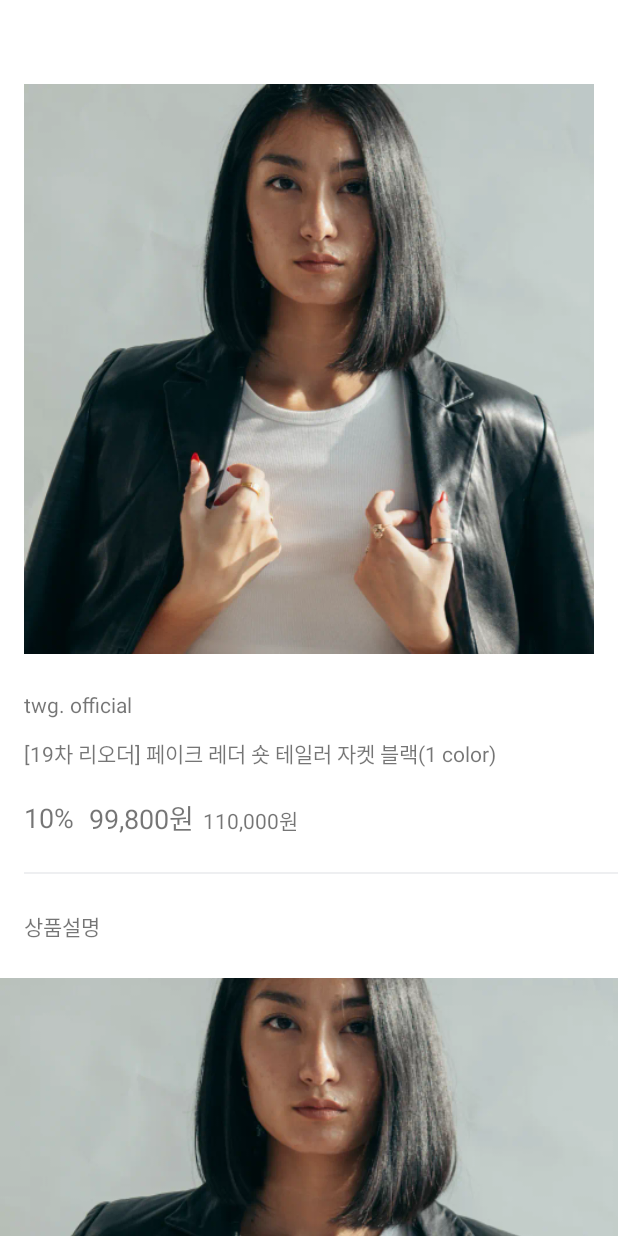
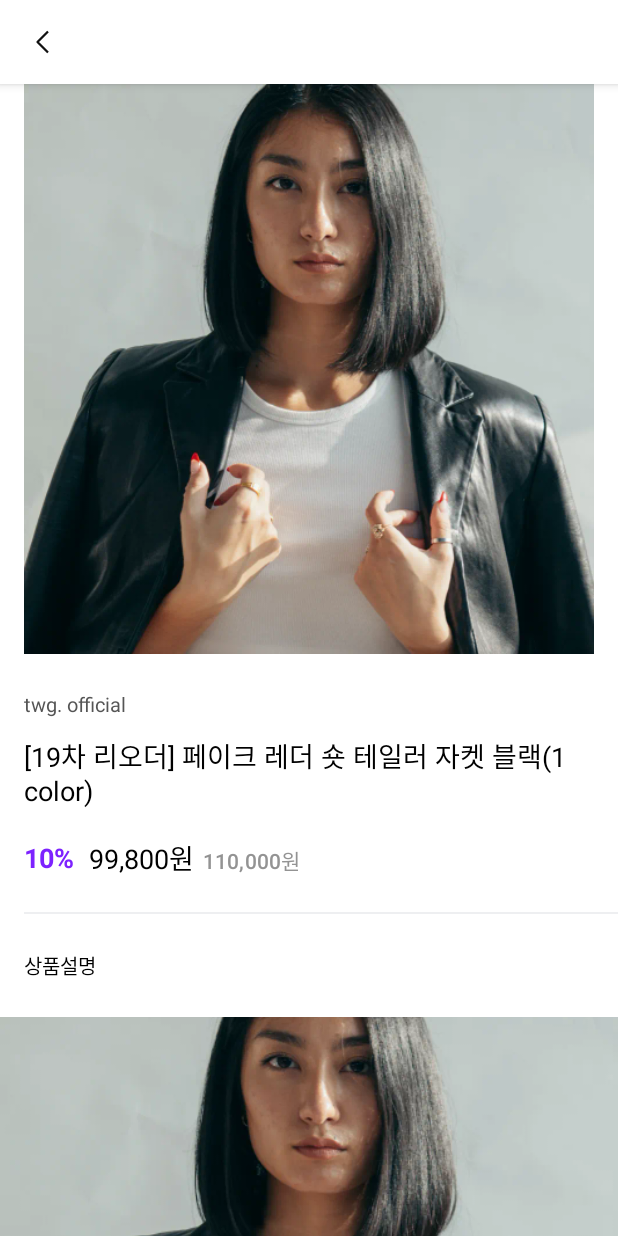
Before and after one commit to ltbl0528/shoppi-android, an Android app: the layout activity_product_detail.xml on its own in the app's theme, with its tools: preview values and no code run, on a phone screen of 412 x 824 dp. Run offline under Robolectric (Android 15) with nearby library versions, the phone set to English and light mode, and no system bars.

Commit message:
App Color & Theme 수정 및 상품 상세화면 UI 구현

```diff
--- /dev/null
+++ b/app/src/main/res/drawable/ic_gnb_back.xml
@@ -0,0 +1,13 @@
+<vector xmlns:android="http://schemas.android.com/apk/res/android"
+    android:width="24dp"
+    android:height="24dp"
+    android:viewportWidth="24"
+    android:viewportHeight="24">
+  <path
+      android:pathData="m16,5 l-7,7 7,7.005"
+      android:strokeLineJoin="round"
+      android:strokeWidth="1.5"
+      android:fillColor="#00000000"
+      android:strokeColor="#111"
+      android:fillType="evenOdd"/>
+</vector>
--- a/app/src/main/res/layout/activity_product_detail.xml
+++ b/app/src/main/res/layout/activity_product_detail.xml
@@ -1,25 +1,27 @@
 <?xml version="1.0" encoding="utf-8"?>
-<androidx.constraintlayout.widget.ConstraintLayout xmlns:android="http://schemas.android.com/apk/res/android"
+<androidx.coordinatorlayout.widget.CoordinatorLayout xmlns:android="http://schemas.android.com/apk/res/android"
     xmlns:app="http://schemas.android.com/apk/res-auto"
     xmlns:tools="http://schemas.android.com/tools"
     android:layout_width="match_parent"
     android:layout_height="match_parent">
 
-    <androidx.appcompat.widget.Toolbar
-        android:id="@+id/toolbar_product_detail"
-        android:layout_width="0dp"
+    <com.google.android.material.appbar.AppBarLayout
+        android:layout_width="match_parent"
         android:layout_height="wrap_content"
-        app:layout_constraintEnd_toEndOf="parent"
-        app:layout_constraintStart_toStartOf="parent"
-        app:layout_constraintTop_toTopOf="parent" />
+        android:background="@color/shoppi_white">
+
+        <androidx.appcompat.widget.Toolbar
+            android:id="@+id/toolbar_product_detail"
+            android:layout_width="match_parent"
+            android:layout_height="wrap_content"
+            app:layout_scrollFlags="scroll|enterAlways"
+            app:navigationIcon="@drawable/ic_gnb_back" />
+    </com.google.android.material.appbar.AppBarLayout>
 
     <androidx.core.widget.NestedScrollView
-        android:layout_width="0dp"
-        android:layout_height="0dp"
-        app:layout_constraintBottom_toBottomOf="parent"
-        app:layout_constraintEnd_toEndOf="parent"
-        app:layout_constraintStart_toStartOf="parent"
-        app:layout_constraintTop_toBottomOf="@id/toolbar_product_detail">
+        android:layout_width="match_parent"
+        android:layout_height="match_parent"
+        app:layout_behavior="@string/appbar_scrolling_view_behavior">
 
         <androidx.constraintlayout.widget.ConstraintLayout
             android:layout_width="match_parent"
@@ -40,6 +42,7 @@
 
             <TextView
                 android:id="@+id/tv_product_brand_name"
+                style="@style/TextSubtitle3.Grey03"
                 android:layout_width="0dp"
                 android:layout_height="wrap_content"
                 android:layout_marginStart="16dp"
@@ -52,6 +55,7 @@
 
             <TextView
                 android:id="@+id/tv_product_label"
+                style="@style/TextMedium"
                 android:layout_width="0dp"
                 android:layout_height="wrap_content"
                 android:layout_marginStart="16dp"
@@ -64,28 +68,29 @@
 
             <TextView
                 android:id="@+id/tv_product_discount_rate"
+                style="@style/TextMedium.Purple.Bold"
                 android:layout_width="wrap_content"
                 android:layout_height="wrap_content"
                 android:layout_marginStart="16dp"
                 android:layout_marginTop="20dp"
                 android:text="10%"
-                android:textSize="18sp"
                 app:layout_constraintStart_toStartOf="parent"
                 app:layout_constraintTop_toBottomOf="@+id/tv_product_label" />
 
             <TextView
                 android:id="@+id/tv_product_discount_price"
+                style="@style/TextMedium"
                 android:layout_width="wrap_content"
                 android:layout_height="wrap_content"
                 android:layout_marginStart="10dp"
                 android:text="99,800원"
-                android:textSize="18sp"
                 app:layout_constraintBottom_toBottomOf="@+id/tv_product_discount_rate"
                 app:layout_constraintStart_toEndOf="@+id/tv_product_discount_rate"
                 app:layout_constraintTop_toTopOf="@id/tv_product_discount_rate" />
 
             <TextView
                 android:id="@+id/tv_product_price"
+                style="@style/TextSubtitle2.Grey05"
                 android:layout_width="wrap_content"
                 android:layout_height="wrap_content"
                 android:layout_marginStart="6dp"
@@ -106,6 +111,7 @@
 
             <TextView
                 android:id="@+id/tv_product_detail_image_title"
+                style="@style/TextSubtitle3"
                 android:layout_width="wrap_content"
                 android:layout_height="wrap_content"
                 android:layout_marginStart="16dp"
@@ -131,4 +137,4 @@
         </androidx.constraintlayout.widget.ConstraintLayout>
     </androidx.core.widget.NestedScrollView>
 
-</androidx.constraintlayout.widget.ConstraintLayout>
+</androidx.coordinatorlayout.widget.CoordinatorLayout>
--- a/app/src/main/res/values-night/themes.xml
+++ b/app/src/main/res/values-night/themes.xml
@@ -1,14 +1,14 @@
 <resources xmlns:tools="http://schemas.android.com/tools">
     <!-- Base application theme. -->
-    <style name="Theme.Shoppiandroid" parent="Theme.MaterialComponents.DayNight.DarkActionBar">
+    <style name="Theme.Shoppiandroid" parent="Theme.MaterialComponents.DayNight.NoActionBar">
         <!-- Primary brand color. -->
-        <item name="colorPrimary">@color/purple_200</item>
-        <item name="colorPrimaryVariant">@color/purple_700</item>
-        <item name="colorOnPrimary">@color/black</item>
+        <item name="colorPrimary">@color/shoppi_purple</item>
+        <item name="colorPrimaryVariant">@color/shoppi_gradient_purple</item>
+        <item name="colorOnPrimary">@color/shoppi_black_01</item>
         <!-- Secondary brand color. -->
-        <item name="colorSecondary">@color/teal_200</item>
-        <item name="colorSecondaryVariant">@color/teal_200</item>
-        <item name="colorOnSecondary">@color/black</item>
+        <item name="colorSecondary">@color/shoppi_pink_01</item>
+        <item name="colorSecondaryVariant">@color/shoppi_pink_02</item>
+        <item name="colorOnSecondary">@color/shoppi_black_01</item>
         <!-- Status bar color. -->
         <item name="android:statusBarColor" tools:targetApi="l">?attr/colorPrimaryVariant</item>
         <!-- Customize your theme here. -->
--- a/app/src/main/res/values/colors.xml
+++ b/app/src/main/res/values/colors.xml
@@ -1,10 +1,22 @@
 <?xml version="1.0" encoding="utf-8"?>
 <resources>
-    <color name="purple_200">#FFBB86FC</color>
-    <color name="purple_500">#FF6200EE</color>
-    <color name="purple_700">#FF3700B3</color>
-    <color name="teal_200">#FF03DAC5</color>
-    <color name="teal_700">#FF018786</color>
-    <color name="black">#FF000000</color>
-    <color name="white">#FFFFFFFF</color>
+    <color name="shoppi_purple">#7d22ff</color>
+    <color name="shoppi_pink_01">#66e062ff</color>
+    <color name="shoppi_pink_02">#11e062ff</color>
+    <color name="shoppi_gradient_purple">#6b19ff</color>
+    <color name="shoppi_gradient_pink">#fd62ff</color>
+    <color name="shoppi_black_01">#000000</color>
+    <color name="shoppi_black_02">#111111</color>
+    <color name="shoppi_grey_01">#5f5f69</color>
+    <color name="shoppi_grey_02">#52514d</color>
+    <color name="shoppi_grey_03">#555555</color>
+    <color name="shoppi_grey_04">#888888</color>
+    <color name="shoppi_grey_05">#939393</color>
+    <color name="shoppi_grey_06">#d1d1d1</color>
+    <color name="shoppi_grey_07">#d6d6d6</color>
+    <color name="shoppi_grey_08">#e9e9e9</color>
+    <color name="shoppi_grey_09">#eeeff1</color>
+    <color name="shoppi_bluegrey">#f2f4f6</color>
+    <color name="shoppi_white">#ffffff</color>
+    <color name="shoppi_brown">#967a6d</color>
 </resources>
--- a/app/src/main/res/values/themes.xml
+++ b/app/src/main/res/values/themes.xml
@@ -1,14 +1,14 @@
 <resources xmlns:tools="http://schemas.android.com/tools">
     <!-- Base application theme. -->
-    <style name="Theme.Shoppiandroid" parent="Theme.MaterialComponents.DayNight.DarkActionBar">
+    <style name="Theme.Shoppiandroid" parent="Theme.MaterialComponents.DayNight.NoActionBar">
         <!-- Primary brand color. -->
-        <item name="colorPrimary">@color/purple_500</item>
-        <item name="colorPrimaryVariant">@color/purple_700</item>
-        <item name="colorOnPrimary">@color/white</item>
+        <item name="colorPrimary">@color/shoppi_purple</item>
+        <item name="colorPrimaryVariant">@color/shoppi_gradient_purple</item>
+        <item name="colorOnPrimary">@color/shoppi_white</item>
         <!-- Secondary brand color. -->
-        <item name="colorSecondary">@color/teal_200</item>
-        <item name="colorSecondaryVariant">@color/teal_700</item>
-        <item name="colorOnSecondary">@color/black</item>
+        <item name="colorSecondary">@color/shoppi_pink_01</item>
+        <item name="colorSecondaryVariant">@color/shoppi_pink_02</item>
+        <item name="colorOnSecondary">@color/shoppi_black_01</item>
         <!-- Status bar color. -->
         <item name="android:statusBarColor" tools:targetApi="l">?attr/colorPrimaryVariant</item>
         <!-- Customize your theme here. -->
```
Also changed, not shown: app/src/main/res/values/styles.xml (added, +131 -0 lines).
